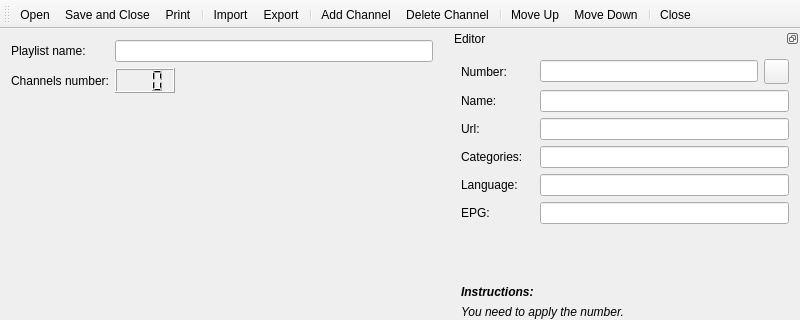
The window that src/ui/playlist/PlaylistEdit.ui (ntadej/tano) describes before a commit, drawn with Qt 5; both pictures show x 0 to 800 and y 0 to 320 of the 800 by 700 pixel window.
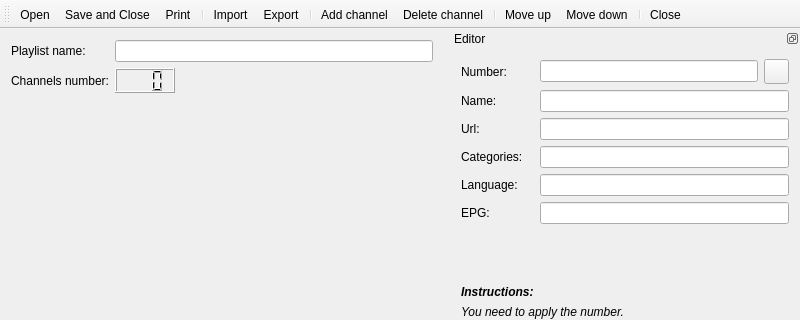
The same window after the commit. Icons and pictures are not drawn. Custom widgets are drawn as their Qt base class.

What changed in the file:
```diff
--- a/src/ui/playlist/PlaylistEdit.ui
+++ b/src/ui/playlist/PlaylistEdit.ui
@@ -421,7 +421,7 @@
      <normaloff>:/icons/24x24/add.png</normaloff>:/icons/24x24/add.png</iconset>
    </property>
    <property name="text">
-    <string>Add Channel</string>
+    <string>Add channel</string>
    </property>
    <property name="toolTip">
     <string>Add Channel</string>
@@ -433,7 +433,7 @@
      <normaloff>:/icons/24x24/remove.png</normaloff>:/icons/24x24/remove.png</iconset>
    </property>
    <property name="text">
-    <string>Delete Channel</string>
+    <string>Delete channel</string>
    </property>
    <property name="toolTip">
     <string>Delete Channel</string>
@@ -475,7 +475,10 @@
      <normaloff>:/icons/24x24/go-up.png</normaloff>:/icons/24x24/go-up.png</iconset>
    </property>
    <property name="text">
-    <string>Move Up</string>
+    <string>Move up</string>
+   </property>
+   <property name="toolTip">
+    <string>Move up</string>
    </property>
   </action>
   <action name="actionDown">
@@ -484,7 +487,7 @@
      <normaloff>:/icons/24x24/go-down.png</normaloff>:/icons/24x24/go-down.png</iconset>
    </property>
    <property name="text">
-    <string>Move Down</string>
+    <string>Move down</string>
    </property>
    <property name="toolTip">
     <string>Move Down</string>
```
Left out of the diff: 8 changed lines with no effect on the pictures.
